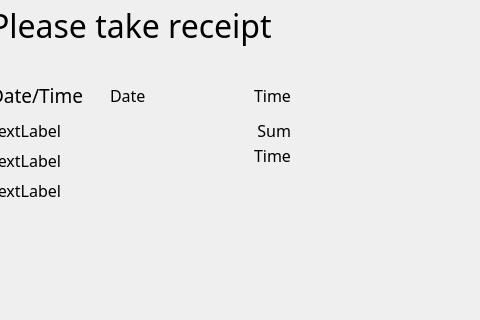
This is frontend/receiptwindow.ui in t1rate01/ATM_groupproject as Qt 5 draws it before an edit; both pictures show x 450 to 930 and y 125 to 445 of the 1280 by 720 pixel window. The edited form follows.
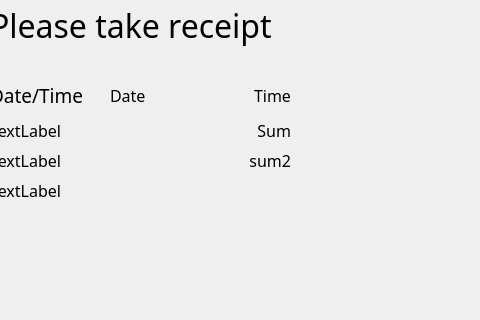
This is the edited form.

The edit to the form file:
```diff
--- a/frontend/receiptwindow.ui
+++ b/frontend/receiptwindow.ui
@@ -234,7 +234,7 @@
       <x>640</x>
       <y>270</y>
       <width>101</width>
-      <height>21</height>
+      <height>31</height>
      </rect>
     </property>
     <property name="font">
@@ -244,7 +244,7 @@
      </font>
     </property>
     <property name="text">
-     <string>Time</string>
+     <string>sum2</string>
     </property>
     <property name="alignment">
      <set>Qt::AlignRight|Qt::AlignTrailing|Qt::AlignVCenter</set>
```
